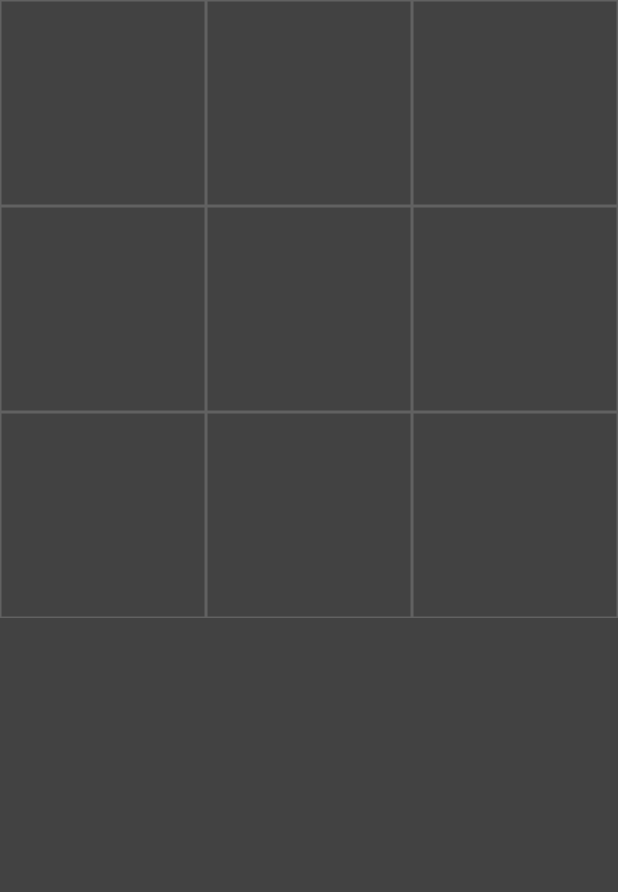
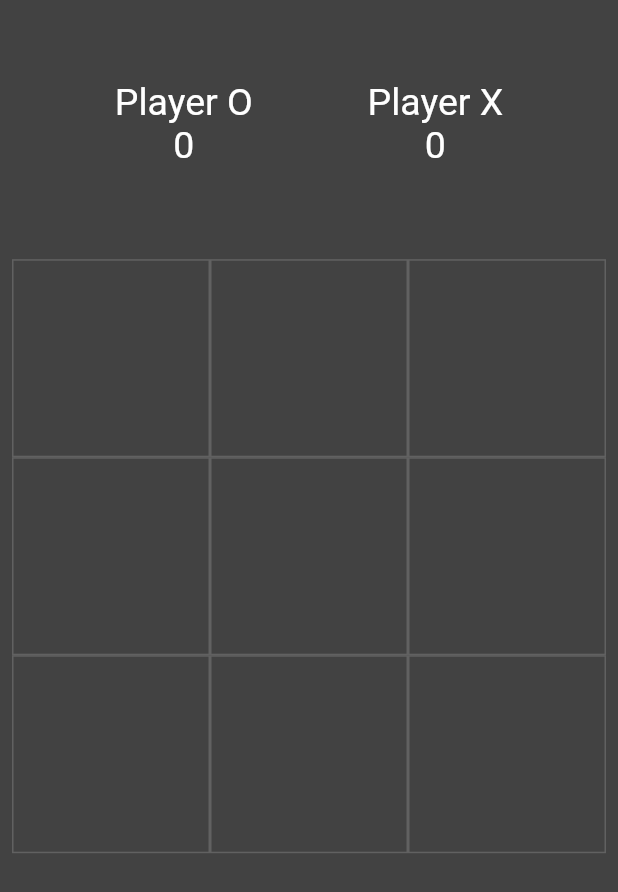
Before and after one commit to sajjadabbasi1383/TicTacToe, a Flutter app: the screen it shows after launch, on a phone screen of 412 x 824 dp. Shown: the top 892 px of the screen. Run offline on Flutter 3.47's test engine with Material 2 defaults, Android fonts, the phone set to English and light mode, and no system bars.

Commit message:
ScoreBoard

```diff
--- a/lib/main.dart
+++ b/lib/main.dart
@@ -9,7 +9,7 @@ class MyApp extends StatelessWidget {
 
   @override
   Widget build(BuildContext context) {
-    return MaterialApp(
+    return const MaterialApp(
       debugShowCheckedModeBanner: false,
       home: HomePage(),
     );
@@ -24,6 +24,8 @@ class HomePage extends StatefulWidget {
 }
 
 class _HomePageState extends State<HomePage> {
+  static const myTextStyle = TextStyle(fontSize: 25, color: Colors.white);
+
   bool ohTurn = true;
   List<String> displayExOh = [
     '',
@@ -37,12 +39,53 @@ class _HomePageState extends State<HomePage> {
     '',
   ];
 
+  int ohScore = 0;
+  int exScore = 0;
+
   @override
   Widget build(BuildContext context) {
     return SafeArea(
         child: Scaffold(
       backgroundColor: Colors.grey[800],
-      body: GridView.builder(
+      body: Column(
+        children: [
+          Expanded(
+              child: Row(
+            mainAxisAlignment: MainAxisAlignment.spaceEvenly,
+            children: [
+              Column(
+                mainAxisAlignment: MainAxisAlignment.center,
+                children: [
+                  const Text(
+                    "Player O",
+                    style: myTextStyle,
+                  ),
+                  Text(
+                    ohScore.toString(),
+                    style: myTextStyle,
+                  ),
+                ],
+              ),
+              Column(
+                mainAxisAlignment: MainAxisAlignment.center,
+                children: [
+                  const Text(
+                    "Player X",
+                    style: myTextStyle,
+                  ),
+                  Text(
+                    exScore.toString(),
+                    style: myTextStyle,
+                  ),
+                ],
+              ),
+            ],
+          )),
+          Expanded(
+            flex: 3,
+            child: Padding(
+              padding: const EdgeInsets.all(8.0),
+              child: GridView.builder(
                 itemCount: 9,
                 gridDelegate: const SliverGridDelegateWithFixedCrossAxisCount(
                   crossAxisCount: 3,
@@ -62,12 +105,18 @@ class _HomePageState extends State<HomePage> {
                         child: Text(
                           displayExOh[index],
                           //index.toString(),
-                  style: const TextStyle(color: Colors.white, fontSize: 50),
+                          style: const TextStyle(
+                              color: Colors.white, fontSize: 50),
                         ),
                       ),
                     ),
                   );
                 },
+              ),
+            ),
+          ),
+          Expanded(child: Container())
+        ],
       ),
     ));
   }
@@ -143,10 +192,18 @@ class _HomePageState extends State<HomePage> {
   }
 
   void _showDialog(String winner) {
-    showDialog(context: context, builder: (context) {
+    showDialog(
+      context: context,
+      builder: (context) {
         return AlertDialog(
           title: Text('Winner is : $winner'),
         );
-    },);
+      },
+    );
+    if(winner=='o'){
+
+    }else if(winner=='x'){
+
     }
   }
+}
```
Lines whose indentation alone changed are shown as unchanged.
